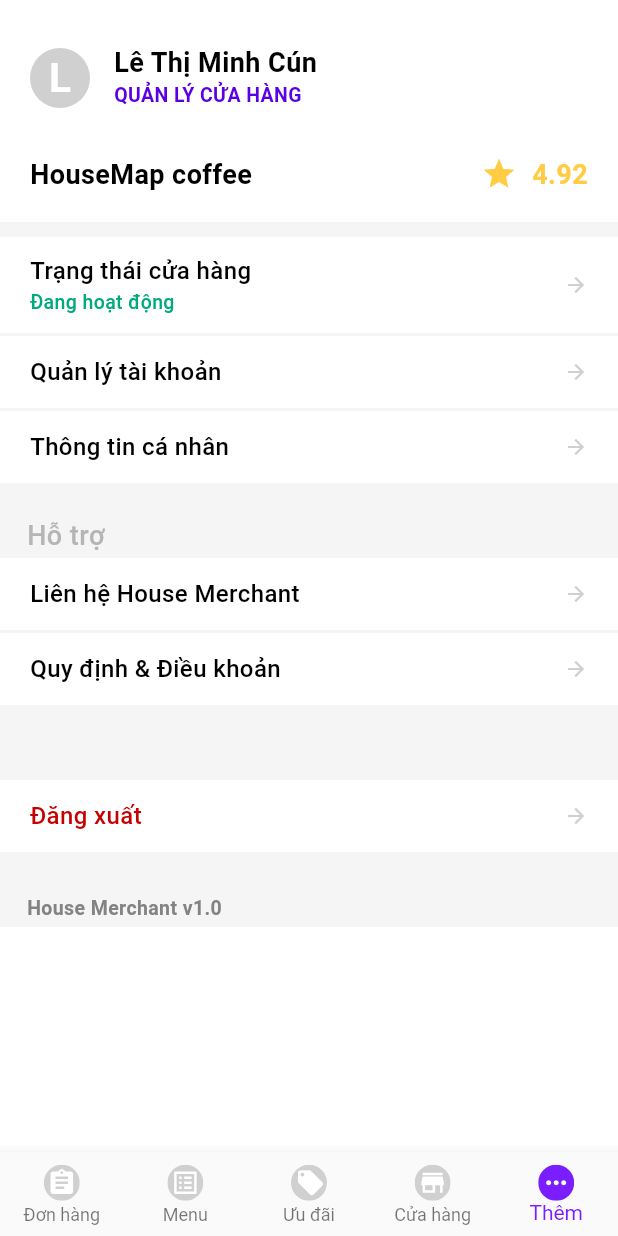
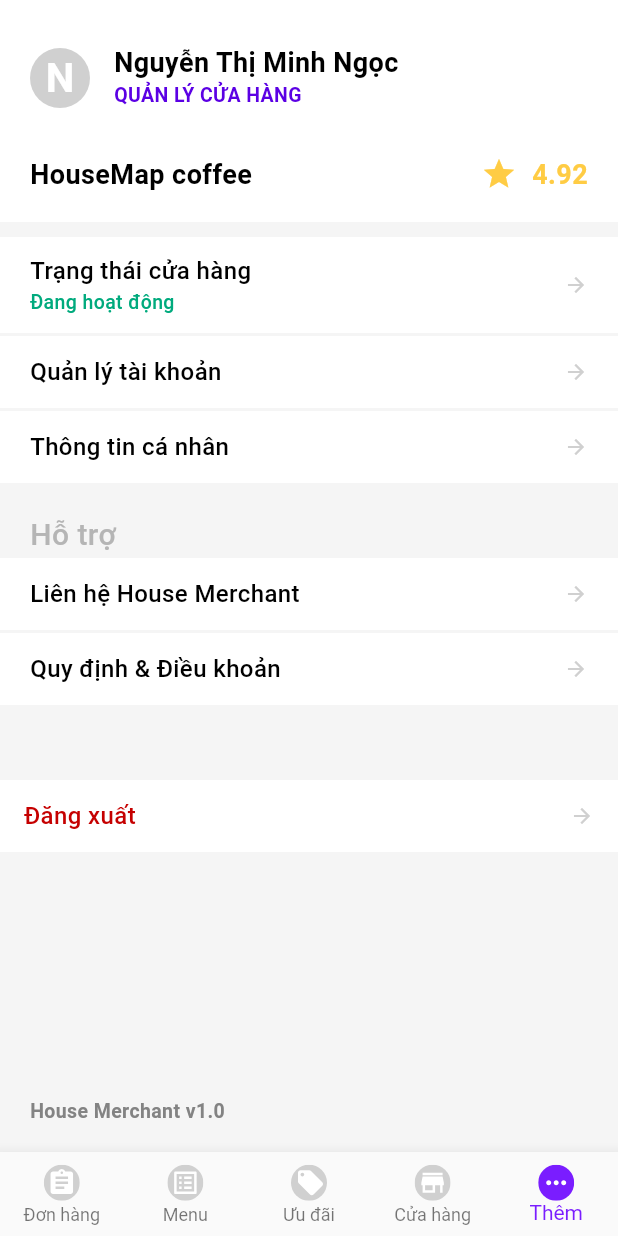
Before and after one commit to byline2009/houze-merchant, a Flutter app: the screen it shows after launch, swiped to page 5, on a phone screen of 412 x 824 dp. Run offline on Flutter 3.47's test engine with Material 2 defaults, Android fonts, the phone set to English and light mode, and no system bars; our stand-ins replace badges, cached_network_image, dio, equatable, flutter_bloc, flutter_dotenv and 5 more; network calls fail; statements that could not run were skipped.

Commit message:
refactor T129

```diff
--- a/house_merchant/lib/screen/main/more_screen.dart
+++ b/house_merchant/lib/screen/main/more_screen.dart
@@ -14,6 +14,7 @@ class MoreScreen extends StatefulWidget {
 class MoreScreenState extends State<MoreScreen> {
   Widget headerWidget() {
     return Container(
+        color: Colors.white,
         padding: EdgeInsets.all(
           20.0,
         ),
@@ -26,14 +27,14 @@ class MoreScreenState extends State<MoreScreen> {
               contentPadding: EdgeInsets.all(0.0),
               leading: CircleAvatar(
                   backgroundColor: ThemeConstant.alto_color,
-                  child: Text('L',
+                  child: Text('N',
                       style: TextStyle(
                           fontSize: 27,
                           color: Colors.white,
                           fontWeight: FontWeight.bold,
                           letterSpacing: 0.43))),
               title: Text(
-                'Lê Thị Minh Cún',
+                'Nguyễn Thị Minh Ngọc',
                 style: ThemeConstant.headerTitleBoldStyle(
                     ThemeConstant.black_color),
               ),
@@ -80,7 +81,7 @@ class MoreScreenState extends State<MoreScreen> {
 
   Widget buildGreyRow(String title, TextStyle style) {
     return Container(
-      padding: EdgeInsets.only(left: 18.0, bottom: 5.0),
+      padding: EdgeInsets.only(left: 20.0, bottom: 5.0),
       height: 50.0,
       color: ThemeConstant.background_grey_color,
       child: Row(
@@ -98,31 +99,35 @@ class MoreScreenState extends State<MoreScreen> {
             Container(
               decoration: ThemeConstant.decorationGreyBottom(10.0),
             ),
-            ListTile(
+            Container(
+                color: Colors.white,
+                child: ListTile(
                   dense: true,
-              contentPadding:
-                  EdgeInsets.only(left: 20.0, right: 20.0, top: 0, bottom: 0),
+                  contentPadding: EdgeInsets.only(
+                      left: 20.0, right: 20.0, top: 0, bottom: 0),
                   title: Text(
                     'Trạng thái cửa hàng',
                     style: ThemeConstant.titleStyle(Colors.black),
                   ),
                   subtitle: Text(
                     'Đang hoạt động',
-                style:
-                    ThemeConstant.subtitleStyle(ThemeConstant.status_approved),
+                    style: ThemeConstant.subtitleStyle(
+                        ThemeConstant.status_approved),
                   ),
                   trailing: arrowButton(),
                   onTap: () {
                     print('Trạng thái cửa hàng');
                   },
-            ),
+                )),
             Container(
               decoration: ThemeConstant.decorationGreyBottom(2.0),
             ),
-            ListTile(
+            Container(
+                color: Colors.white,
+                child: ListTile(
                   dense: true,
-              contentPadding:
-                  EdgeInsets.only(left: 20.0, right: 20.0, top: 0, bottom: 0),
+                  contentPadding: EdgeInsets.only(
+                      left: 20.0, right: 20.0, top: 0, bottom: 0),
                   title: Text(
                     'Quản lý tài khoản',
                     style: ThemeConstant.titleStyle(Colors.black),
@@ -131,14 +136,16 @@ class MoreScreenState extends State<MoreScreen> {
                   onTap: () {
                     print('cow');
                   },
-            ),
+                )),
             Container(
               decoration: ThemeConstant.decorationGreyBottom(2.0),
             ),
-            ListTile(
+            Container(
+                color: Colors.white,
+                child: ListTile(
                   dense: true,
-              contentPadding:
-                  EdgeInsets.only(left: 20.0, right: 20.0, top: 0, bottom: 0),
+                  contentPadding: EdgeInsets.only(
+                      left: 20.0, right: 20.0, top: 0, bottom: 0),
                   title: Text(
                     'Thông tin cá nhân',
                     style: ThemeConstant.titleStyle(Colors.black),
@@ -147,18 +154,20 @@ class MoreScreenState extends State<MoreScreen> {
                   onTap: () {
                     print('Thông tin cá nhân');
                   },
-            ),
+                )),
             buildGreyRow(
                 'Hỗ trợ',
                 TextStyle(
-                    fontSize: 18.0,
+                    fontSize: 20.0,
                     color: ThemeConstant.unselected_color,
                     fontWeight: FontWeight.w500,
                     letterSpacing: 0.29)),
-            ListTile(
+            Container(
+                color: Colors.white,
+                child: ListTile(
                   dense: true,
-              contentPadding:
-                  EdgeInsets.only(left: 20.0, right: 20.0, top: 0, bottom: 0),
+                  contentPadding: EdgeInsets.only(
+                      left: 20.0, right: 20.0, top: 0, bottom: 0),
                   title: Text(
                     'Liên hệ House Merchant',
                     style: ThemeConstant.titleStyle(Colors.black),
@@ -167,14 +176,16 @@ class MoreScreenState extends State<MoreScreen> {
                   onTap: () {
                     print('Liên hệ House Merchant');
                   },
-            ),
+                )),
             Container(
               decoration: ThemeConstant.decorationGreyBottom(2.0),
             ),
-            ListTile(
+            Container(
+                color: Colors.white,
+                child: ListTile(
                   dense: true,
-              contentPadding:
-                  EdgeInsets.only(left: 20.0, right: 20.0, top: 0, bottom: 0),
+                  contentPadding: EdgeInsets.only(
+                      left: 20.0, right: 20.0, top: 0, bottom: 0),
                   title: Text(
                     'Quy định & Điều khoản',
                     style: ThemeConstant.titleStyle(Colors.black),
@@ -183,30 +194,24 @@ class MoreScreenState extends State<MoreScreen> {
                   onTap: () {
                     print('Quy định & Điều khoản');
                   },
-            ),
+                )),
             Container(
               decoration: ThemeConstant.decorationGreyBottom(50.0),
             ),
           ],
         ),
-        ListTile(
+        Container(
+            color: Colors.white,
+            child: ListTile(
               dense: true,
-          contentPadding:
-              EdgeInsets.only(left: 20.0, right: 20.0, top: 0, bottom: 0),
               title: Text('Đăng xuất',
-              style: ThemeConstant.titleStyle(ThemeConstant.form_border_error)),
+                  style: ThemeConstant.titleStyle(
+                      ThemeConstant.form_border_error)),
               trailing: arrowButton(),
               onTap: () {
                 print('Đăng xuất');
               },
-        ),
-        buildGreyRow(
-            'House Merchant v1.0',
-            TextStyle(
-                fontSize: 13.0,
-                color: ThemeConstant.grey_color,
-                fontWeight: FontWeight.w600,
-                letterSpacing: 0.26)),
+            )),
       ],
     );
   }
@@ -217,6 +222,55 @@ class MoreScreenState extends State<MoreScreen> {
 
   @override
   Widget build(BuildContext context) {
-    return SafeArea(child: _myListView(context));
+    // TODO: implement build
+    return SafeArea(
+      child: Container(
+        color: ThemeConstant.background_grey_color,
+        child: Stack(
+          children: <Widget>[
+            Positioned(
+              top: 0,
+              bottom: 56.0,
+              left: 0,
+              right: 0,
+              child: Container(
+                color: ThemeConstant.background_grey_color,
+                child: _myListView(context),
+              ),
+            ),
+            Positioned(
+              bottom: 20.0,
+              left: 20,
+              right: 0,
+              child: Text('House Merchant v1.0',
+                  style: TextStyle(
+                      fontSize: 13,
+                      color: ThemeConstant.grey_color,
+                      letterSpacing: 0.26,
+                      fontWeight: FontWeight.w600)),
+            ),
+          ],
+        ),
+      ),
+    );
   }
+
+  // @override
+  // Widget build(BuildContext context) {
+  //   return SafeArea(
+  //       child: Column(
+  //     mainAxisAlignment: MainAxisAlignment.spaceBetween,
+  //     crossAxisAlignment: CrossAxisAlignment.start,
+  //     children: <Widget>[
+  //       _myListView(context),
+  //       Container(
+  //         padding: EdgeInsets.only(left: 20.0, bottom: 5.0),
+  //         color: ThemeConstant.background_grey_color,
+  //         child: Row(
+  //             crossAxisAlignment: CrossAxisAlignment.end,
+  //             children: <Widget>[Text('House Merchant v1.0', style: TextStyle(fontSize: 13, color: ThemeConstant.grey_color, letterSpacing: 0.26, ))]),
+  //       ),
+  //     ],
+  //   )); //_myListView(context));
+  // }
 }
```
Lines whose indentation alone changed are shown as unchanged.
